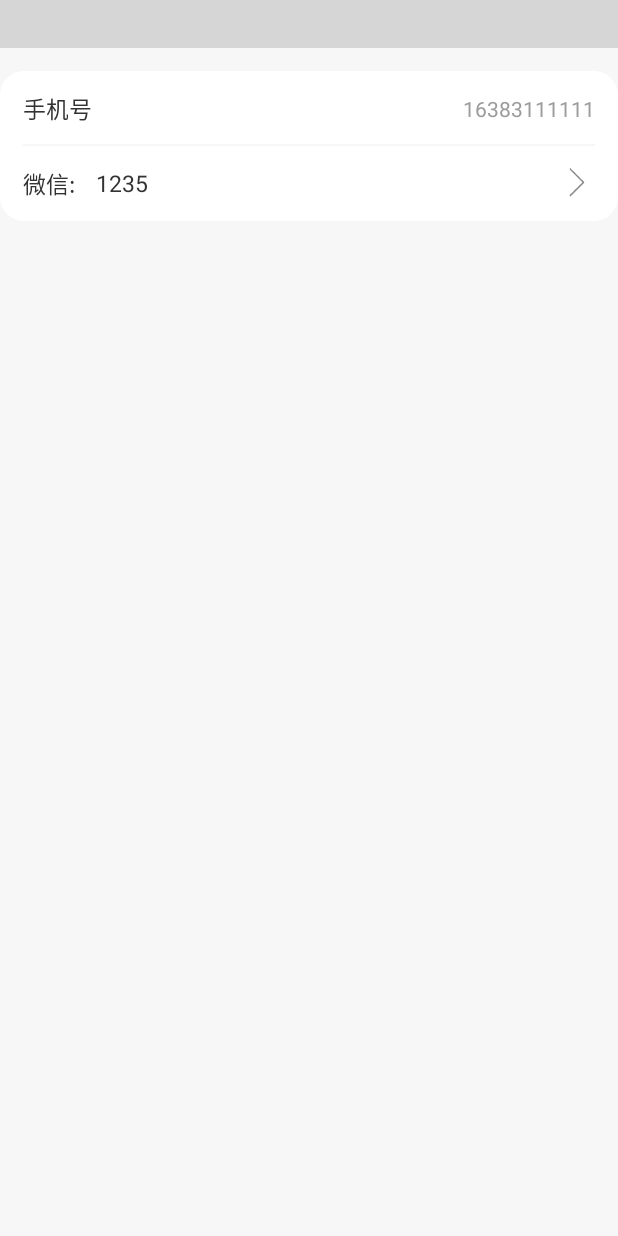
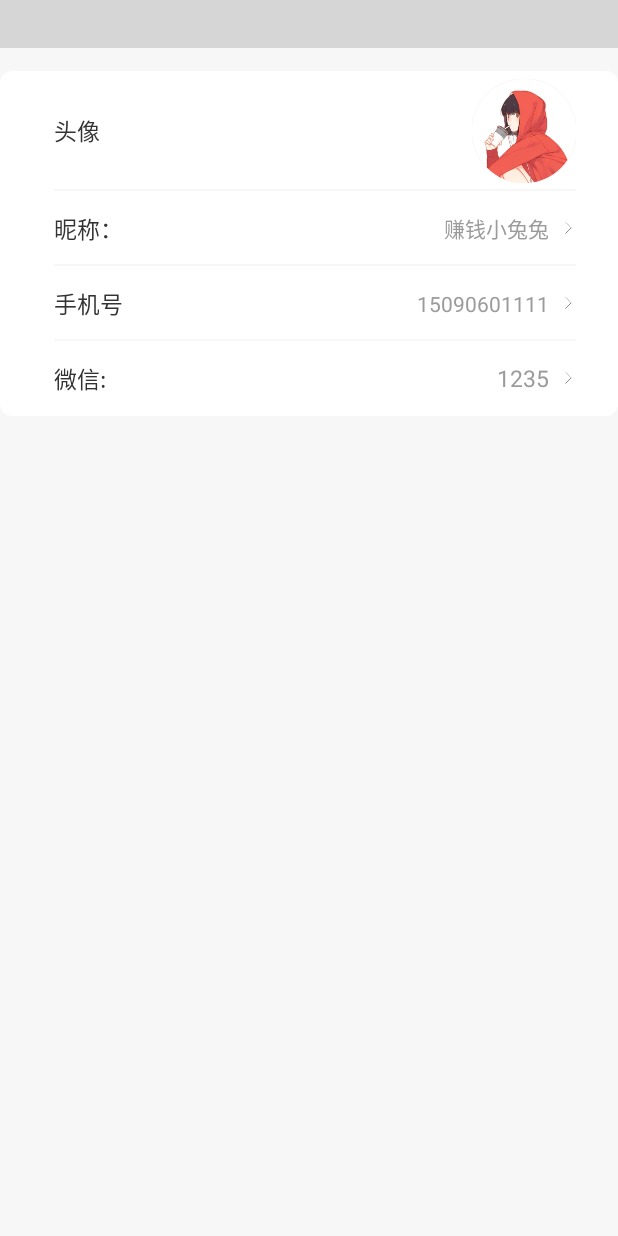
Before and after one commit to LingkaiZhang/caituxuetang, an Android app: the MyAccountActivity screen opened directly, with no data from a screen before it, on a phone screen of 412 x 824 dp. Run offline under Robolectric (Android 15) with nearby library versions, the phone set to English and light mode, and no system bars; our stand-ins replace ButterKnife; libraries missing offline, so code that uses them is left out: com.next.easytitlebar, com.readystatesoftware.systembartint, com.scwang.smartrefresh, com.tencent.mm, com.tqzhang.stateview; plain views replace EasyTitleBar; 6 statements that could not run were skipped; grey boxes are pictures that could not be loaded.

```diff
--- a/app/src/main/res/layout/activity_my_account.xml
+++ b/app/src/main/res/layout/activity_my_account.xml
@@ -16,23 +16,101 @@
         app:layout_constraintTop_toTopOf="parent"/>
 
     <RelativeLayout
-        android:id="@+id/rl_mine_account"
+        android:id="@+id/rl_mine_header_image"
         style="@style/mine_item_style"
+        android:layout_height="80dp"
         android:layout_marginTop="15dp"
         app:layout_constraintLeft_toLeftOf="parent"
         app:layout_constraintRight_toRightOf="parent"
         app:layout_constraintTop_toBottomOf="@id/titleBar"
         android:background="@drawable/shape_mine_item_bg">
 
+        <ImageView
+            android:id="@+id/ivHeaderImage"
+            android:layout_width="wrap_content"
+            android:layout_height="wrap_content"
+            android:layout_alignParentRight="true"
+            android:layout_centerVertical="true"
+            android:src="@mipmap/avatar"
+            />
+
+        <TextView
+            android:layout_width="wrap_content"
+            android:layout_height="wrap_content"
+            android:layout_centerVertical="true"
+            android:textSize="15sp"
+            android:textColor="@color/color_333333"
+            android:text="头像" />
+
+        <View style="@style/mine_item_line" />
+
+    </RelativeLayout>
+
+    <RelativeLayout
+        android:id="@+id/rl_mine_nickName"
+        style="@style/mine_item_style"
+        app:layout_constraintLeft_toLeftOf="parent"
+        app:layout_constraintRight_toRightOf="parent"
+        app:layout_constraintTop_toBottomOf="@id/rl_mine_header_image"
+        android:background="@color/white">
+
+        <TextView
+            android:id="@+id/tvNickName"
+            android:layout_width="wrap_content"
+            android:layout_height="wrap_content"
+            android:layout_toLeftOf="@id/ivArrow"
+            android:layout_centerVertical="true"
+            android:text="赚钱小兔兔"
+            android:textColor="@color/login_text_color_9b"
+            android:textSize="14dp" />
+
+        <ImageView
+            android:id="@+id/ivArrow"
+            android:layout_width="10dp"
+            android:layout_height="16dp"
+            android:src="@mipmap/arrow_right"
+            android:layout_marginLeft="8dp"
+            android:layout_alignParentRight="true"
+            android:layout_centerVertical="true"/>
+
+        <TextView
+            android:layout_width="wrap_content"
+            android:layout_height="wrap_content"
+            android:layout_centerVertical="true"
+            android:textSize="15sp"
+            android:textColor="@color/color_333333"
+            android:text="昵称：" />
+
+        <View style="@style/mine_item_line" />
+
+    </RelativeLayout>
+
+    <RelativeLayout
+        android:id="@+id/rl_mine_account"
+        style="@style/mine_item_style"
+        app:layout_constraintLeft_toLeftOf="parent"
+        app:layout_constraintRight_toRightOf="parent"
+        app:layout_constraintTop_toBottomOf="@id/rl_mine_nickName"
+        android:background="@color/white">
+
         <TextView
             android:id="@+id/tvPhoneNo"
             android:layout_width="wrap_content"
             android:layout_height="wrap_content"
+            android:layout_toLeftOf="@id/ivArrow2"
+            android:layout_centerVertical="true"
+            android:text="15090601111"
+            android:textColor="@color/login_text_color_9b"
+            android:textSize="14dp" />
+
+        <ImageView
+            android:id="@+id/ivArrow2"
+            android:layout_width="10dp"
+            android:layout_height="16dp"
+            android:src="@mipmap/arrow_right"
+            android:layout_marginLeft="8dp"
             android:layout_alignParentRight="true"
-            android:layout_centerVertical="true"
-            android:text="16383111111"
-            android:textColor="@color/login_text_color_9b"
-            android:textSize="14dp"/>
+            android:layout_centerVertical="true"/>
 
         <TextView
             android:layout_width="wrap_content"
@@ -54,8 +132,13 @@
         android:background="@drawable/shape_mine_item_bg_2">
 
         <ImageView
-            style="@style/mine_item_right_arrow"
-            android:src="@mipmap/arrow_right" />
+            android:id="@+id/ivArrow3"
+            android:layout_width="10dp"
+            android:layout_height="16dp"
+            android:src="@mipmap/arrow_right"
+            android:layout_marginLeft="8dp"
+            android:layout_alignParentRight="true"
+            android:layout_centerVertical="true"/>
 
         <TextView
             android:id="@+id/tvWeChat"
@@ -72,10 +155,9 @@
             android:layout_height="wrap_content"
             android:layout_centerVertical="true"
             android:textSize="15sp"
-            android:textColor="@color/color_333333"
+            android:textColor="@color/login_text_color_9b"
             android:text="1235"
-            android:layout_toRightOf="@id/tvWeChat"
-            android:layout_marginLeft="10dp"/>
+            android:layout_toLeftOf="@id/ivArrow3"/>
 
     </RelativeLayout>
 
--- a/app/src/main/res/values/colors.xml
+++ b/app/src/main/res/values/colors.xml
@@ -34,6 +34,7 @@
     <color name="color_orang_f4">#f47903</color>
     <color name="color_gray_888">#888888</color>
     <color name="bg">#f7f7f7</color>
+    <color name="text_black_4a">#4a4a4a</color>
 
 
 </resources>
--- a/app/src/main/res/values/dimens.xml
+++ b/app/src/main/res/values/dimens.xml
@@ -5,5 +5,5 @@
     <dimen name="login_text_14">14sp</dimen>
     <dimen name="button_normal_height">44dp</dimen>
     <dimen name="left_margin">15dp</dimen>
-    <dimen name="mine_item_radius">16dp</dimen>
+    <dimen name="mine_item_radius">8dp</dimen>
 </resources>
--- a/app/src/main/res/values/styles.xml
+++ b/app/src/main/res/values/styles.xml
@@ -31,8 +31,8 @@
     <style name="mine_item_style">
         <item name="android:layout_width">match_parent</item>
         <item name="android:layout_height">50dp</item>
-        <item name="android:paddingLeft">@dimen/left_margin</item>
-        <item name="android:paddingRight">@dimen/left_margin</item>
+        <item name="android:paddingLeft">36dp</item>
+        <item name="android:paddingRight">28dp</item>
         <item name="android:background">@color/white</item>
     </style>
 
```
Also changed, not shown: app/src/main/java/com/yuanin/fuliclub/fragment/BuyedFragment.java (+56 -4 lines), app/src/main/java/com/yuanin/fuliclub/homePart/itemView/TypeItemView2.java (added, +61 -0 lines), app/src/main/java/com/yuanin/fuliclub/learnPart/LastLearnItemView.java (added, +53 -0 lines), app/src/main/java/com/yuanin/fuliclub/learnPart/LastLearnVo.java (added, +11 -0 lines), app/src/main/java/com/yuanin/fuliclub/util/AdapterPool.java (+10 -0 lines), app/src/main/res/drawable/shape_radua_bg_gray.xml (added, +18 -0 lines), app/src/main/res/drawable/shape_radua_learn.xml (added, +15 -0 lines), app/src/main/res/layout/item_last_learn.xml (added, +114 -0 lines), app/src/main/res/layout/item_type2.xml (added, +72 -0 lines), app/src/main/res/mipmap-xhdpi/mine_right_arrow.png (added), app/src/main/res/mipmap-xxhdpi/write.png (added), app/src/main/res/mipmap-xxxhdpi/write.png (added).
